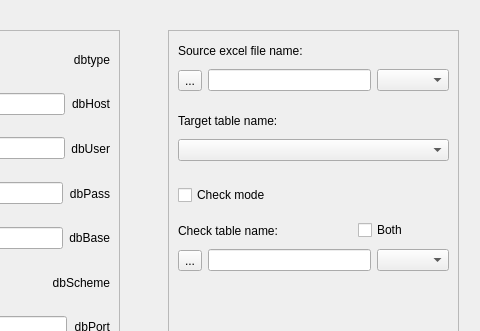
Qt form GUI/gui_qt/setup_db_widget.ui (dmitry-pedchenko/Designer_Etl) before a commit; both pictures show x 171 to 651 and y 0 to 331 of the 651 by 462 pixel window.
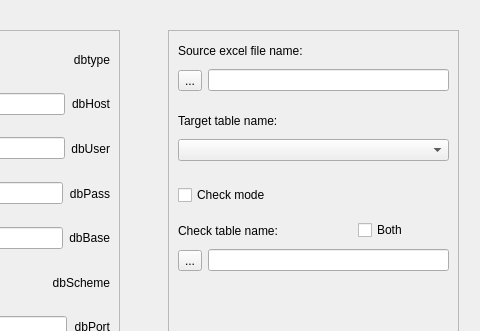
The same form after that commit.

```diff
--- a/GUI/gui_qt/setup_db_widget.ui
+++ b/GUI/gui_qt/setup_db_widget.ui
@@ -270,9 +270,6 @@
        </property>
       </widget>
      </item>
-     <item>
-      <widget class="QComboBox" name="comboBox_list_source_excel"/>
-     </item>
     </layout>
    </widget>
    <widget class="QWidget" name="horizontalLayoutWidget_4">
@@ -314,9 +311,6 @@
        </property>
       </widget>
      </item>
-     <item>
-      <widget class="QComboBox" name="comboBox_set_list_checked"/>
-     </item>
     </layout>
    </widget>
    <widget class="QWidget" name="horizontalLayoutWidget">
```
